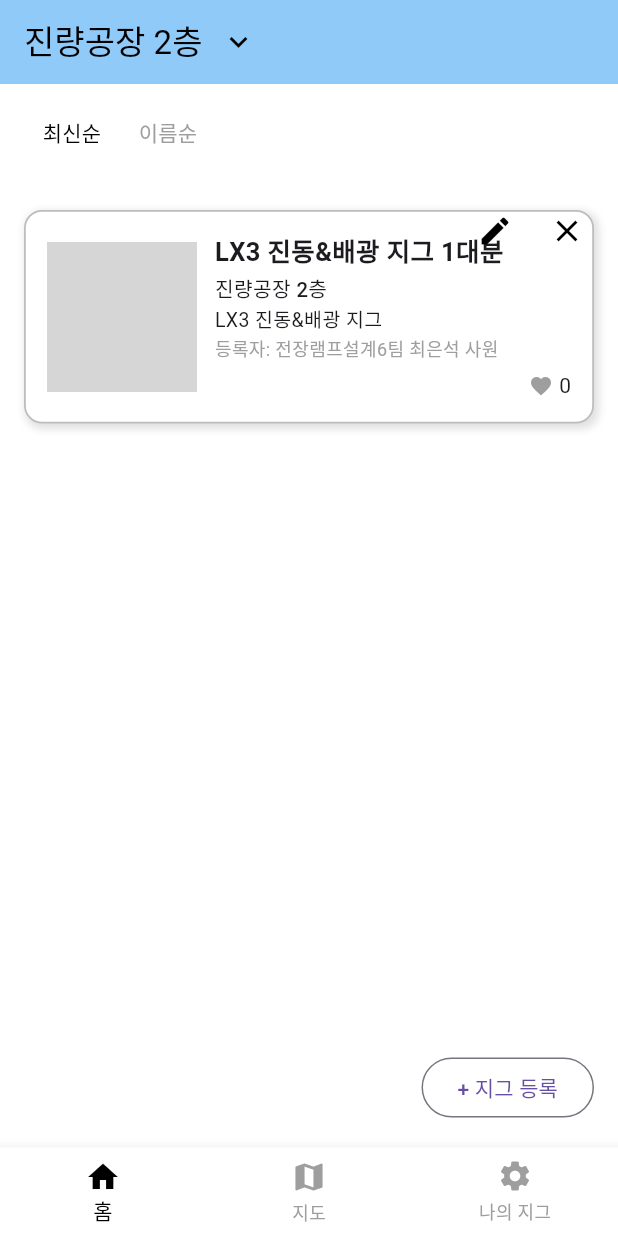
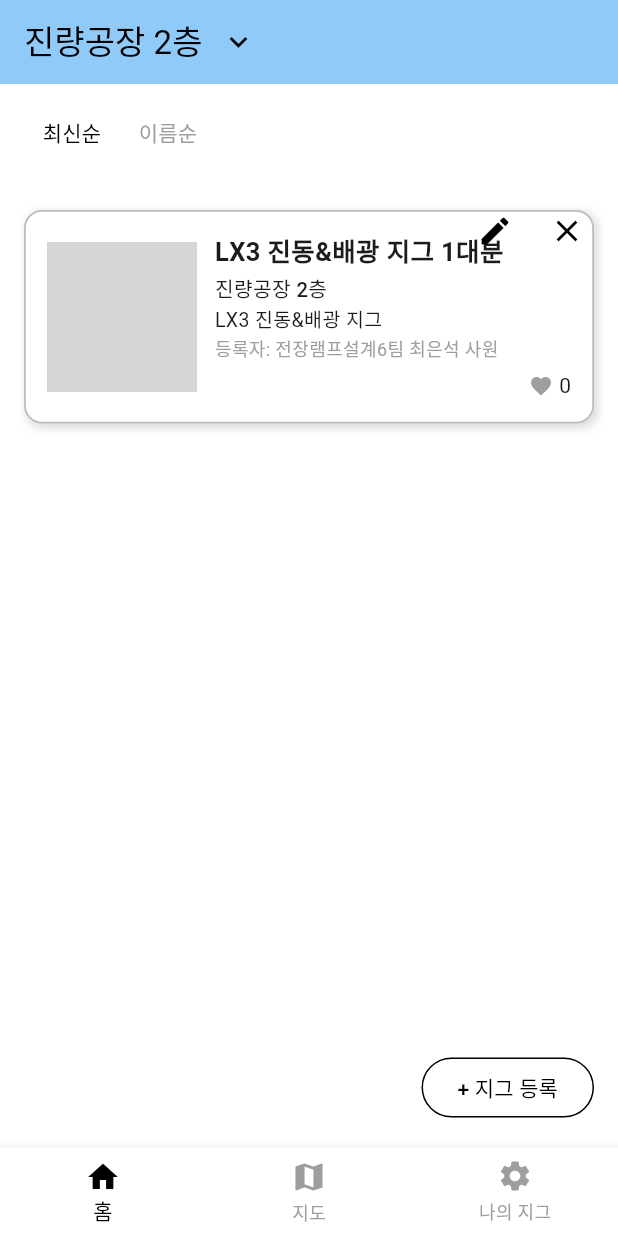
Before and after one commit to HeoSe0/Jigle, a Flutter app: the screen it shows after launch, on a phone screen of 412 x 824 dp. Run offline on Flutter 3.47's test engine with Material 3 defaults, Android fonts, the phone set to English and light mode, and no system bars; Roboto replaces fonts that are missing (Pretendard-M); grey boxes are pictures that could not be loaded.

Commit message:
08/07 - +지그등록 버튼 색 변경 (black)

```diff
--- a/lib/screens/main_page.dart
+++ b/lib/screens/main_page.dart
@@ -225,6 +225,10 @@ class _MainPageState extends State<MainPage> {
           ? OutlinedButton(
         child: const Text("+ 지그 등록"),
         onPressed: () => _showAddOrEditJigDialog(),
+        style: OutlinedButton.styleFrom(
+          foregroundColor: Colors.black, // ← 글자색 검정!
+          side: const BorderSide(color: Colors.black), // 테두리도 검정이면 같이 설정
+        ),
       )
           : null,
     );
```
